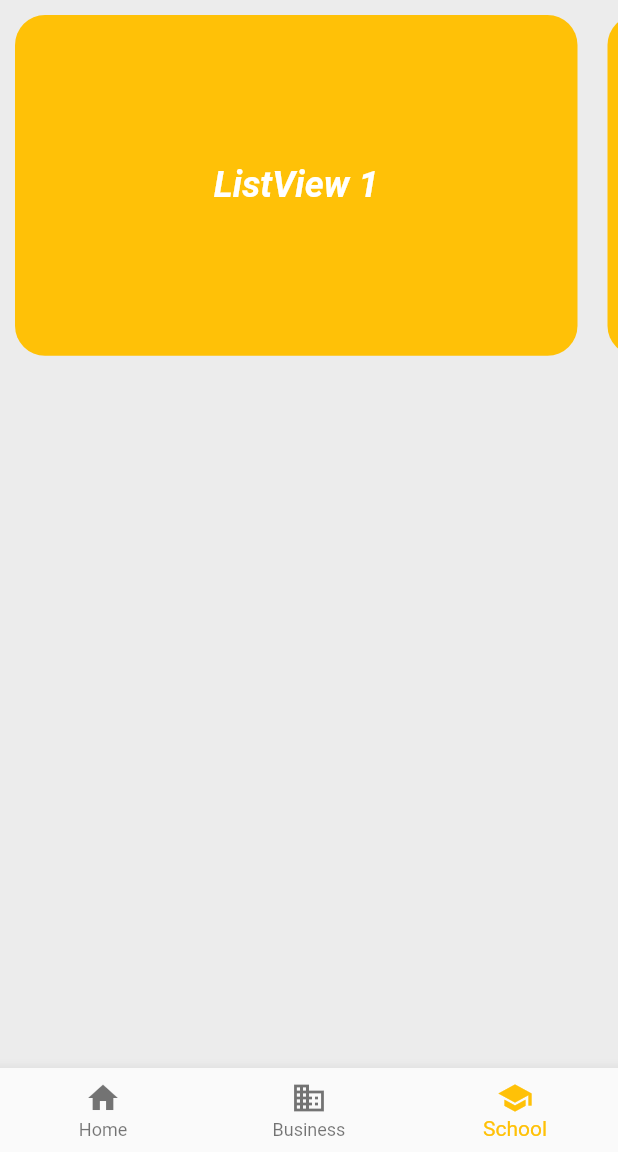
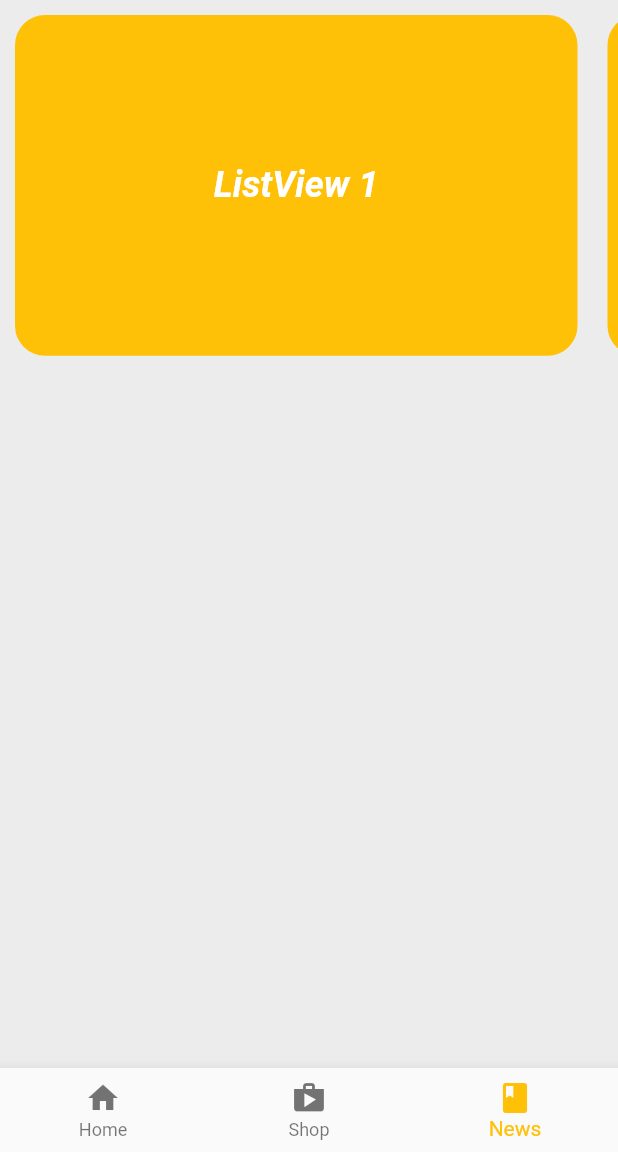
Before and after one commit to Mualfari/tugas_minggu2_codehouse_academy, a Flutter app: the screen it shows after launch, item 3 of the bottom bar chosen, on a phone screen of 412 x 824 dp, the part 84-1236 px from its top. Run offline on Flutter 3.47's test engine with Material 2 defaults, Android fonts, the phone set to English and light mode, and no system bars; our stand-ins replace carousel_slider; network calls fail.

Commit message:
ganti icons

```diff
--- a/lib/screen/home_screen.dart
+++ b/lib/screen/home_screen.dart
@@ -48,7 +48,6 @@ class _HomeScreenState extends State<HomeScreen> {
         0xFFECECEC,
       ),
       body: _widgetOptions.elementAt(_selectedIndex),
-
       bottomNavigationBar: BottomNavigationBar(
         items: const <BottomNavigationBarItem>[
           BottomNavigationBarItem(
@@ -56,12 +55,12 @@ class _HomeScreenState extends State<HomeScreen> {
             label: 'Home',
           ),
           BottomNavigationBarItem(
-            icon: Icon(Icons.business),
-            label: 'Business',
+            icon: Icon(Icons.shop),
+            label: 'Shop',
           ),
           BottomNavigationBarItem(
-            icon: Icon(Icons.school),
-            label: 'School',
+            icon: Icon(Icons.book),
+            label: 'News',
           ),
         ],
         currentIndex: _selectedIndex,
```
